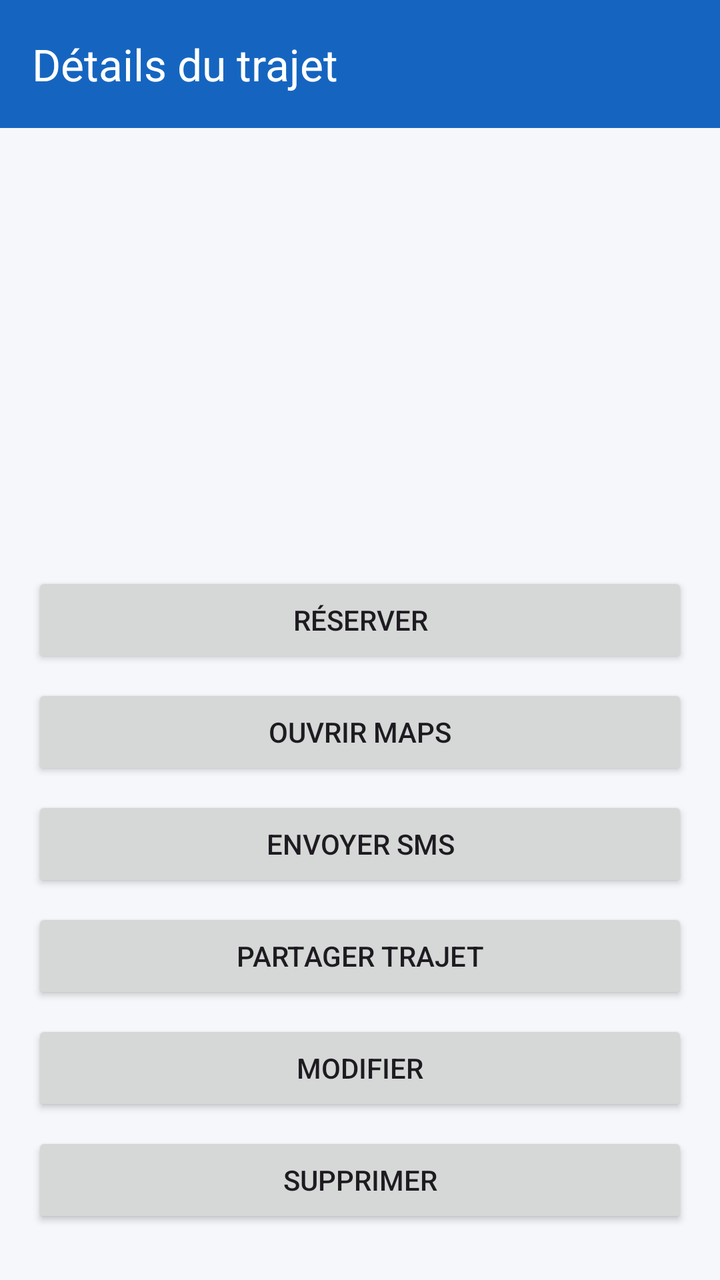
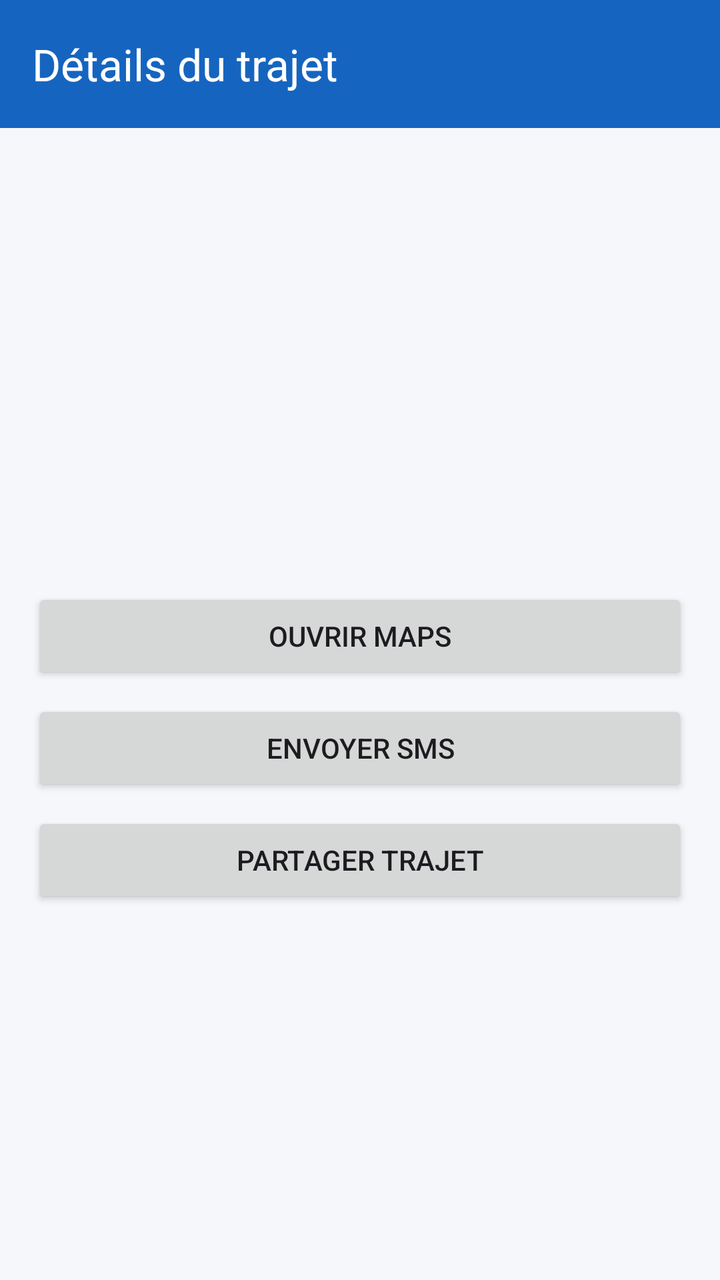

Two renders of the same Android screen: before a commit and after it. Below are the layout's source before the change and the commit's diff.
<!-- AndroidManifest.xml: application theme Theme.Projet -->
<!-- res/layout/activity_trip_details.xml -->
<?xml version="1.0" encoding="utf-8"?>
<LinearLayout xmlns:android="http://schemas.android.com/apk/res/android"
    xmlns:app="http://schemas.android.com/apk/res-auto"
    android:layout_width="match_parent"
    android:layout_height="match_parent"
    android:orientation="vertical"
    android:background="@color/backgroundColor">

    <androidx.appcompat.widget.Toolbar
        android:id="@+id/toolbarTripDetails"
        android:layout_width="match_parent"
        android:layout_height="?attr/actionBarSize"
        android:background="@color/primaryColor"
        app:title="@string/trip_details_title"
        app:titleTextColor="@android:color/white" />

    <ScrollView
        android:layout_width="match_parent"
        android:layout_height="match_parent">

        <LinearLayout
            android:layout_width="match_parent"
            android:layout_height="wrap_content"
            android:orientation="vertical"
            android:padding="16dp">

            <TextView android:id="@+id/tvDetailDepart" android:layout_width="match_parent" android:layout_height="wrap_content" android:layout_marginBottom="6dp" />
            <TextView android:id="@+id/tvDetailDestination" android:layout_width="match_parent" android:layout_height="wrap_content" android:layout_marginBottom="6dp" />
            <TextView android:id="@+id/tvDetailDate" android:layout_width="match_parent" android:layout_height="wrap_content" android:layout_marginBottom="6dp" />
            <TextView android:id="@+id/tvDetailPlaces" android:layout_width="match_parent" android:layout_height="wrap_content" android:layout_marginBottom="6dp" />
            <TextView android:id="@+id/tvDetailPrice" android:layout_width="match_parent" android:layout_height="wrap_content" android:layout_marginBottom="6dp" />
            <TextView android:id="@+id/tvDetailPhone" android:layout_width="match_parent" android:layout_height="wrap_content" android:layout_marginBottom="6dp" />
            <TextView android:id="@+id/tvDetailVehicle" android:layout_width="match_parent" android:layout_height="wrap_content" android:layout_marginBottom="6dp" />
            <TextView android:id="@+id/tvDetailUserType" android:layout_width="match_parent" android:layout_height="wrap_content" android:layout_marginBottom="12dp" />

            <Button
                android:id="@+id/btnReserve"
                android:layout_width="match_parent"
                android:layout_height="wrap_content"
                android:text="@string/reserve" />

            <Button
                android:id="@+id/btnOpenMaps"
                android:layout_width="match_parent"
                android:layout_height="wrap_content"
                android:text="@string/open_maps"
                android:layout_marginTop="8dp" />

            <Button
                android:id="@+id/btnSendSms"
                android:layout_width="match_parent"
                android:layout_height="wrap_content"
                android:text="@string/send_sms"
                android:layout_marginTop="8dp" />

            <Button
                android:id="@+id/btnShareTrip"
                android:layout_width="match_parent"
                android:layout_height="wrap_content"
                android:text="@string/share_trip"
                android:layout_marginTop="8dp" />

            <Button
                android:id="@+id/btnEditTrip"
                android:layout_width="match_parent"
                android:layout_height="wrap_content"
                android:text="@string/edit"
                android:layout_marginTop="8dp" />

            <Button
                android:id="@+id/btnDeleteTrip"
                android:layout_width="match_parent"
                android:layout_height="wrap_content"
                android:text="@string/delete"
                android:layout_marginTop="8dp" />
        </LinearLayout>
    </ScrollView>

</LinearLayout>
<!-- resources referenced by this layout -->
<resources>
  <color name="backgroundColor">#F5F7FA</color>
  <color name="primaryColor">#1565C0</color>
  <string name="delete">Supprimer</string>
  <string name="edit">Modifier</string>
  <string name="open_maps">Ouvrir Maps</string>
  <string name="reserve">Réserver</string>
  <string name="send_sms">Envoyer SMS</string>
  <string name="share_trip">Partager trajet</string>
  <string name="trip_details_title">Détails du trajet</string>
  <style name="Theme.Projet" parent="Base.Theme.Projet" />
  <style name="Base.Theme.Projet" parent="Theme.Material3.DayNight.NoActionBar">
          <item name="colorPrimary">@color/primaryColor</item>
          <item name="colorOnPrimary">@android:color/white</item>
          <item name="android:statusBarColor">@color/primaryColorDark</item>
      </style>
  <color name="primaryColorDark">#0D47A1</color>
</resources>

<!-- the commit's change to res/layout/activity_trip_details.xml (unified diff, before → after) -->
@@ -24,21 +24,63 @@
             android:orientation="vertical"
             android:padding="16dp">
 
-            <TextView android:id="@+id/tvDetailDepart" android:layout_width="match_parent" android:layout_height="wrap_content" android:layout_marginBottom="6dp" />
-            <TextView android:id="@+id/tvDetailDestination" android:layout_width="match_parent" android:layout_height="wrap_content" android:layout_marginBottom="6dp" />
-            <TextView android:id="@+id/tvDetailDate" android:layout_width="match_parent" android:layout_height="wrap_content" android:layout_marginBottom="6dp" />
-            <TextView android:id="@+id/tvDetailPlaces" android:layout_width="match_parent" android:layout_height="wrap_content" android:layout_marginBottom="6dp" />
-            <TextView android:id="@+id/tvDetailPrice" android:layout_width="match_parent" android:layout_height="wrap_content" android:layout_marginBottom="6dp" />
-            <TextView android:id="@+id/tvDetailPhone" android:layout_width="match_parent" android:layout_height="wrap_content" android:layout_marginBottom="6dp" />
-            <TextView android:id="@+id/tvDetailVehicle" android:layout_width="match_parent" android:layout_height="wrap_content" android:layout_marginBottom="6dp" />
-            <TextView android:id="@+id/tvDetailUserType" android:layout_width="match_parent" android:layout_height="wrap_content" android:layout_marginBottom="12dp" />
+            <TextView
+                android:id="@+id/tvDetailDepart"
+                android:layout_width="match_parent"
+                android:layout_height="wrap_content"
+                android:layout_marginBottom="6dp" />
 
+            <TextView
+                android:id="@+id/tvDetailDestination"
+                android:layout_width="match_parent"
+                android:layout_height="wrap_content"
+                android:layout_marginBottom="6dp" />
+
+            <TextView
+                android:id="@+id/tvDetailDate"
+                android:layout_width="match_parent"
+                android:layout_height="wrap_content"
+                android:layout_marginBottom="6dp" />
+
+            <TextView
+                android:id="@+id/tvDetailPlaces"
+                android:layout_width="match_parent"
+                android:layout_height="wrap_content"
+                android:layout_marginBottom="6dp" />
+
+            <TextView
+                android:id="@+id/tvDetailPrice"
+                android:layout_width="match_parent"
+                android:layout_height="wrap_content"
+                android:layout_marginBottom="6dp" />
+
+            <TextView
+                android:id="@+id/tvDetailPhone"
+                android:layout_width="match_parent"
+                android:layout_height="wrap_content"
+                android:layout_marginBottom="6dp" />
+
+            <TextView
+                android:id="@+id/tvDetailVehicle"
+                android:layout_width="match_parent"
+                android:layout_height="wrap_content"
+                android:layout_marginBottom="6dp" />
+
+            <TextView
+                android:id="@+id/tvDetailUserType"
+                android:layout_width="match_parent"
+                android:layout_height="wrap_content"
+                android:layout_marginBottom="12dp" />
+
+            
             <Button
                 android:id="@+id/btnReserve"
                 android:layout_width="match_parent"
                 android:layout_height="wrap_content"
-                android:text="@string/reserve" />
+                android:text="@string/reserve"
+                android:visibility="gone" />
 
+            
             <Button
                 android:id="@+id/btnOpenMaps"
                 android:layout_width="match_parent"
@@ -60,19 +102,24 @@
                 android:text="@string/share_trip"
                 android:layout_marginTop="8dp" />
 
+            
             <Button
                 android:id="@+id/btnEditTrip"
                 android:layout_width="match_parent"
                 android:layout_height="wrap_content"
                 android:text="@string/edit"
-                android:layout_marginTop="8dp" />
+                android:layout_marginTop="8dp"
+                android:visibility="gone" />
 
+            
             <Button
                 android:id="@+id/btnDeleteTrip"
                 android:layout_width="match_parent"
                 android:layout_height="wrap_content"
                 android:text="@string/delete"
-                android:layout_marginTop="8dp" />
+                android:layout_marginTop="8dp"
+                android:visibility="gone" />
+
         </LinearLayout>
     </ScrollView>
 
